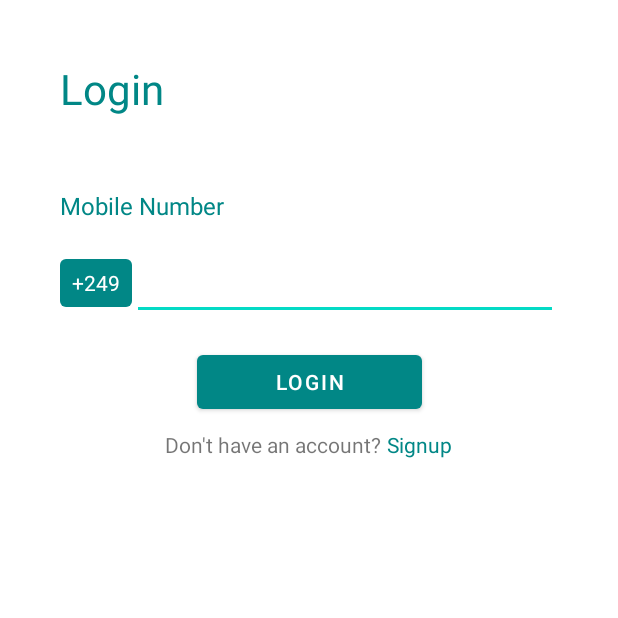
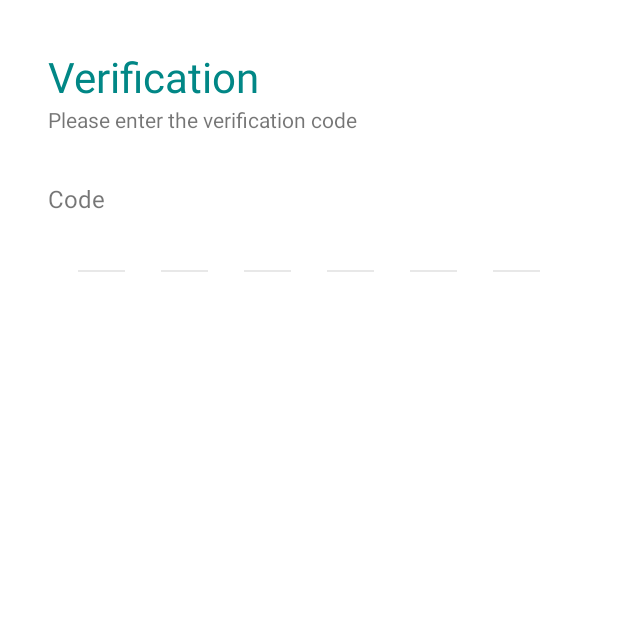
Before and after one commit to Ahmedgadein/Safraa-Bus, an Android app: the screen it shows after launch (MainActivity), after a tap on "LOGIN", on a phone screen of 412 x 824 dp, the top half of it. Run offline under Robolectric (Android 15) with nearby library versions, the phone set to English and light mode, and no system bars; our stand-ins replace Dagger/Hilt's generated code, Firebase (no records; nobody signed in at launch, a user with empty details on screens opened directly).

Commit message:
verification screen UI

```diff
--- /dev/null
+++ b/app/src/main/java/com/dinder/rihlabus/ui/custom/VerificationCodeEditText.kt
@@ -0,0 +1,159 @@
+package com.dinder.rihlabus.ui.custom
+
+import android.R
+import android.content.Context
+import android.content.res.ColorStateList
+import android.graphics.Canvas
+import android.graphics.Color
+import android.graphics.Paint
+import android.text.Editable
+import android.util.AttributeSet
+import android.view.ActionMode
+import android.view.Menu
+import android.view.MenuItem
+import android.util.TypedValue
+
+
+class VerificationCodeEditText : androidx.appcompat.widget.AppCompatEditText {
+    // Spacing and sizing
+    private var _space: Float = 24.0F // Default size
+    private var _charSize: Float = 0.0F
+    private var _numberOfCharacters = 6
+    private var _lineSpacing: Float = 8F
+
+    // Theming
+    private var _lineStroke = 1F
+    private lateinit var _linePaint: Paint
+    private val _states: Array<IntArray> = arrayOf(
+        intArrayOf(android.R.attr.state_selected), // selected
+        intArrayOf(android.R.attr.state_focused), // selected
+        intArrayOf(-android.R.attr.state_selected), // sel
+    )
+    private val _colors: IntArray = intArrayOf(Color.GREEN, Color.BLACK, Color.GRAY)
+    private val colorStates = ColorStateList(_states, _colors)
+    private var _listener: OnClickListener? = null
+
+
+    private fun getColorForState(state: IntArray) =
+        colorStates.getColorForState(state, Color.GRAY)
+
+    private fun updateColorForLines(next: Boolean) {
+        if (isFocused) {
+            _linePaint.color = getColorForState(intArrayOf(R.attr.state_focused))
+            if (next) {
+                _linePaint.color = getColorForState(intArrayOf(R.attr.state_selected))
+            }
+        } else {
+            _linePaint.color =
+                getColorForState(intArrayOf(-R.attr.state_focused))
+        }
+    }
+
+    private fun setThemeColors() {
+        val outValue = TypedValue()
+        context.theme.resolveAttribute(
+            R.attr.colorControlActivated,
+            outValue, true
+        )
+        val colorActivated = outValue.data
+        _colors[0] = colorActivated
+
+        context.theme.resolveAttribute(
+            R.attr.colorPrimaryDark,
+            outValue, true
+        )
+        val colorDark = outValue.data
+        _colors[1] = colorDark
+
+        context.theme.resolveAttribute(
+            R.attr.colorControlHighlight,
+            outValue, true
+        )
+        val colorHighlight = outValue.data
+        _colors[2] = colorHighlight
+    }
+
+    constructor(context: Context?) : super(context!!) {
+    }
+
+    constructor(context: Context?, attrs: AttributeSet?) : super(context!!, attrs) {
+        init()
+    }
+
+    constructor(context: Context?, attrs: AttributeSet?, defStyleAttr: Int) : super(
+        context!!,
+        attrs,
+        defStyleAttr
+    ) {
+        init()
+    }
+
+    private fun init() {
+        setBackgroundResource(0)
+        setThemeColors()
+        val density = context.resources.displayMetrics.density
+        _space *= density   // convert to pixels
+        _lineSpacing *= density
+
+        _lineStroke *= density
+        _linePaint = Paint(paint)
+        _linePaint.strokeWidth = _lineStroke
+
+        // Disable copy paste
+        super.setCustomSelectionActionModeCallback(object : ActionMode.Callback {
+            override fun onCreateActionMode(mode: ActionMode?, menu: Menu?): Boolean {
+                return false
+            }
+
+            override fun onPrepareActionMode(mode: ActionMode?, menu: Menu?): Boolean {
+                return false
+            }
+
+            override fun onActionItemClicked(mode: ActionMode?, item: MenuItem?): Boolean {
+                return false
+            }
+
+            override fun onDestroyActionMode(mode: ActionMode?) {
+            }
+
+        })
+
+        super.setOnClickListener { v -> _listener?.onClick(v) }
+    }
+
+    override fun setCustomInsertionActionModeCallback(actionModeCallback: ActionMode.Callback?) {
+        throw RuntimeException("setCustomSelectionActionModeCallback() not supported")
+    }
+
+    override fun onDraw(canvas: Canvas?) {
+        val availableWidth = width - paddingRight - paddingLeft
+        _charSize =
+            if (_space < 0) (availableWidth / (_numberOfCharacters * 2 - 1)).toFloat() else (availableWidth - (_space * (_numberOfCharacters - 1))) / _numberOfCharacters
+
+        var startX = paddingLeft.toFloat()
+        val bottom = (height - paddingBottom).toFloat()
+
+        for (i in 0.._numberOfCharacters) {
+            updateColorForLines(i == text?.length)
+            canvas?.drawLine(startX, bottom, (startX + _charSize), bottom, _linePaint)
+
+            if (text?.length!! > i) {
+                val middle = startX + _charSize / 2
+                canvas?.drawText(
+                    text as Editable,
+                    i,
+                    i + 1,
+                    (middle - textSize * 0.5 / 2).toFloat(),
+                    bottom - _lineSpacing,
+                    paint
+                );
+            }
+
+            startX += if (_space < 0) {
+                _charSize * 2
+            } else {
+                _charSize + _space
+            }
+        }
+    }
+}
--- a/app/src/main/java/com/dinder/rihlabus/ui/login/LoginFragment.kt
+++ b/app/src/main/java/com/dinder/rihlabus/ui/login/LoginFragment.kt
@@ -47,8 +47,7 @@ class LoginFragment : Fragment() {
         }
 
         binding.loginButton.setOnClickListener {
-            val mobile = "+249" + binding.phoneNumber.text.toString()
-            sendSms(mobile)
+            navigateToVerification()
         }
 
         lifecycleScope.launch {
@@ -114,7 +113,7 @@ class LoginFragment : Fragment() {
     }
 
     private fun navigateToVerification() {
-        val action = LoginFragmentDirections.actionLoginFragmentToVerification()
+        val action = LoginFragmentDirections.actionLoginFragmentToVerificationFragment()
         findNavController().navigate(action)
     }
 
--- a/app/src/main/java/com/dinder/rihlabus/ui/verification/Verification.kt
+++ b/app/src/main/java/com/dinder/rihlabus/ui/registration/VerificationFragment.kt
@@ -1,4 +1,4 @@
-package com.dinder.rihlabus.ui.verification
+package com.dinder.rihlabus.ui.registration
 
 import androidx.lifecycle.ViewModelProvider
 import android.os.Bundle
@@ -8,11 +8,7 @@ import android.view.View
 import android.view.ViewGroup
 import com.dinder.rihlabus.R
 
-class Verification : Fragment() {
-
-    companion object {
-        fun newInstance() = Verification()
-    }
+class VerificationFragment : Fragment() {
 
     private lateinit var viewModel: VerificationViewModel
 
--- /dev/null
+++ b/app/src/main/java/com/dinder/rihlabus/ui/registration/VerificationViewModel.kt
@@ -0,0 +1,7 @@
+package com.dinder.rihlabus.ui.registration
+
+import androidx.lifecycle.ViewModel
+
+class VerificationViewModel : ViewModel() {
+    // TODO: Implement the ViewModel
+}
--- /dev/null
+++ b/app/src/main/java/com/dinder/rihlabus/ui/verification/VerificationFragment.kt
@@ -0,0 +1,28 @@
+package com.dinder.rihlabus.ui.verification
+
+import android.os.Bundle
+import androidx.fragment.app.Fragment
+import android.view.LayoutInflater
+import android.view.View
+import android.view.ViewGroup
+import androidx.fragment.app.viewModels
+import com.dinder.rihlabus.R
+import com.dinder.rihlabus.databinding.VerificationFragmentBinding
+
+class VerificationFragment : Fragment() {
+    private val viewModel:VerificationViewModel by viewModels()
+
+    override fun onCreateView(
+        inflater: LayoutInflater, container: ViewGroup?,
+        savedInstanceState: Bundle?
+    ): View? {
+        val binding = VerificationFragmentBinding.inflate(inflater, container, false)
+        setUI(binding)
+
+        return binding.root
+    }
+
+    private fun setUI(binding: VerificationFragmentBinding){
+//        binding
+    }
+}
--- a/app/src/main/res/layout/verification_fragment.xml
+++ b/app/src/main/res/layout/verification_fragment.xml
@@ -1,13 +1,68 @@
 <?xml version="1.0" encoding="utf-8"?>
-<FrameLayout xmlns:android="http://schemas.android.com/apk/res/android"
+<androidx.constraintlayout.widget.ConstraintLayout xmlns:android="http://schemas.android.com/apk/res/android"
+    xmlns:app="http://schemas.android.com/apk/res-auto"
     xmlns:tools="http://schemas.android.com/tools"
     android:layout_width="match_parent"
     android:layout_height="match_parent"
-    tools:context=".ui.verification.Verification">
+    android:padding="32dp"
+    tools:context=".ui.login.LoginFragment">
 
-    <TextView
+
+    <androidx.appcompat.widget.LinearLayoutCompat
+        android:id="@+id/linearLayoutCompat2"
         android:layout_width="match_parent"
-        android:layout_height="match_parent"
-        android:text="This is Verification Screen" />
+        android:layout_height="wrap_content"
+        android:orientation="vertical"
+        app:layout_constraintEnd_toEndOf="parent"
+        app:layout_constraintStart_toStartOf="parent"
+        app:layout_constraintTop_toTopOf="parent">
 
-</FrameLayout>
+        <TextView
+            android:layout_width="wrap_content"
+            android:layout_height="wrap_content"
+            android:text="Verification"
+            android:textColor="@color/teal_700"
+            android:textSize="28sp"
+            app:layout_constraintStart_toStartOf="parent"
+            app:layout_constraintTop_toTopOf="parent" />
+
+        <TextView
+            android:layout_width="wrap_content"
+            android:layout_height="wrap_content"
+            android:text="Please enter the verification code"
+            app:layout_constraintStart_toStartOf="parent"
+            app:layout_constraintTop_toTopOf="parent" />
+    </androidx.appcompat.widget.LinearLayoutCompat>
+
+
+    <androidx.appcompat.widget.LinearLayoutCompat
+        android:layout_width="match_parent"
+        android:layout_height="wrap_content"
+        android:layout_marginTop="32dp"
+        android:orientation="vertical"
+        app:layout_constraintEnd_toEndOf="parent"
+        app:layout_constraintStart_toStartOf="parent"
+        app:layout_constraintTop_toBottomOf="@+id/linearLayoutCompat2">
+
+        <TextView
+            android:layout_width="wrap_content"
+            android:layout_height="wrap_content"
+            android:text="Code"
+            android:textSize="16sp" />
+
+        <com.dinder.rihlabus.ui.custom.VerificationCodeEditText
+            android:layout_width="match_parent"
+            android:layout_height="wrap_content"
+            android:layout_marginHorizontal="16dp"
+            android:cursorVisible="false"
+            android:digits="1234567890"
+            android:inputType="number"
+            android:maxLength="6"
+            android:textIsSelectable="false"
+            android:textSize="20sp" />
+    </androidx.appcompat.widget.LinearLayoutCompat>
+
+
+
+
+</androidx.constraintlayout.widget.ConstraintLayout>
--- a/app/src/main/res/navigation/nav_graph.xml
+++ b/app/src/main/res/navigation/nav_graph.xml
@@ -14,8 +14,8 @@
             android:id="@+id/action_loginFragment_to_signupFragment"
             app:destination="@id/signupFragment" />
         <action
-            android:id="@+id/action_loginFragment_to_verification"
-            app:destination="@id/verification" />
+            android:id="@+id/action_loginFragment_to_verificationFragment"
+            app:destination="@id/verificationFragment" />
     </fragment>
     <fragment
         android:id="@+id/signupFragment"
@@ -23,8 +23,7 @@
         android:label="fragment_signup"
         tools:layout="@layout/fragment_signup" />
     <fragment
-        android:id="@+id/verification"
-        android:name="com.dinder.rihlabus.ui.verification.Verification"
-        android:label="verification_fragment"
-        tools:layout="@layout/verification_fragment" />
+        android:id="@+id/verificationFragment"
+        android:name="com.dinder.rihlabus.ui.registration.VerificationFragment"
+        android:label="VerificationFragment" />
 </navigation>
```
